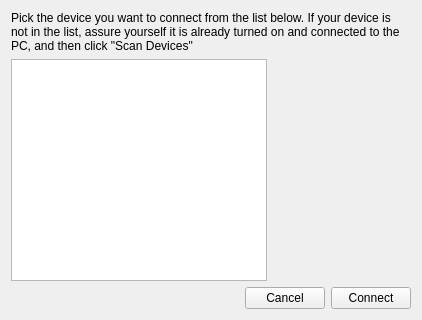
Old version of the form src/connectdialog.ui in the repository drf/devicesync.
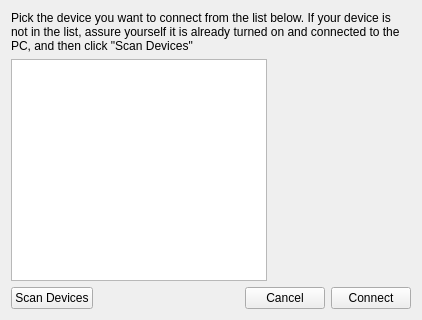
New version of the form. Custom widgets are drawn as their Qt base class.

```diff
--- a/src/connectdialog.ui
+++ b/src/connectdialog.ui
@@ -49,6 +49,13 @@
    </item>
    <item>
     <layout class="QHBoxLayout" name="horizontalLayout_2">
+     <item>
+      <widget class="KPushButton" name="scanButton">
+       <property name="text">
+        <string>Scan Devices</string>
+       </property>
+      </widget>
+     </item>
      <item>
       <spacer name="horizontalSpacer_2">
        <property name="orientation">
```
Left out of the diff: 19 changed lines with no effect on the pictures.
